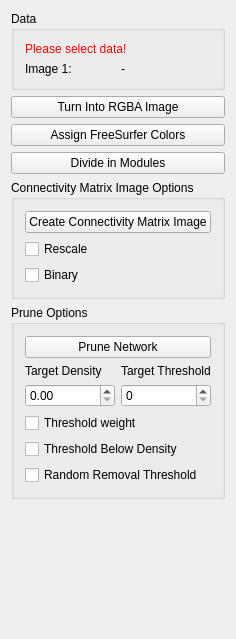
First picture: the form in Plugins/org.mitk.gui.qt.diffusionimaging.connectomics/src/internal/QmitkConnectomicsNetworkOperationsViewControls.ui, repository MITK/MITK, before the edit.
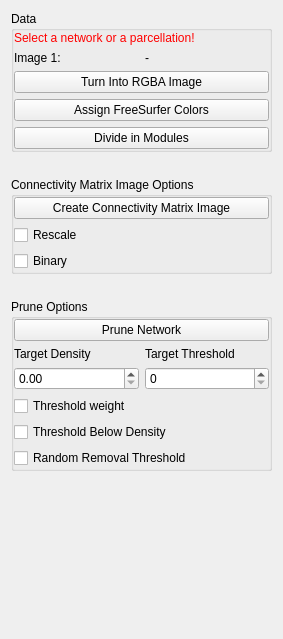
Second picture: the form after the edit.

Commit message: Refactor view layout

```diff
--- a/Plugins/org.mitk.gui.qt.diffusionimaging.connectomics/src/internal/QmitkConnectomicsNetworkOperationsViewControls.ui
+++ b/Plugins/org.mitk.gui.qt.diffusionimaging.connectomics/src/internal/QmitkConnectomicsNetworkOperationsViewControls.ui
@@ -6,7 +6,7 @@
    <rect>
     <x>0</x>
     <y>0</y>
-    <width>227</width>
+    <width>283</width>
     <height>639</height>
    </rect>
   </property>
@@ -19,20 +19,35 @@
   <property name="windowTitle">
    <string>QmitkTemplate</string>
   </property>
-  <layout class="QVBoxLayout" name="verticalLayout">
-   <item>
+  <layout class="QGridLayout" name="gridLayout">
+   <property name="verticalSpacing">
+    <number>25</number>
+   </property>
+   <item row="0" column="0">
     <widget class="QGroupBox" name="inputDataGroupBox">
      <property name="title">
       <string>Data</string>
      </property>
      <layout class="QVBoxLayout" name="verticalLayout_4">
+      <property name="leftMargin">
+       <number>0</number>
+      </property>
+      <property name="topMargin">
+       <number>0</number>
+      </property>
+      <property name="rightMargin">
+       <number>0</number>
+      </property>
+      <property name="bottomMargin">
+       <number>0</number>
+      </property>
       <item>
        <widget class="QLabel" name="lblWarning">
         <property name="styleSheet">
          <string notr="true">QLabel { color: rgb(255, 0, 0) }</string>
         </property>
         <property name="text">
-         <string>Please select data!</string>
+         <string>Select a network or a parcellation!</string>
         </property>
        </widget>
       </item>
@@ -54,9 +69,6 @@
         </item>
        </layout>
       </item>
-     </layout>
-    </widget>
-   </item>
    <item>
     <widget class="QPushButton" name="convertToRGBAImagePushButton">
      <property name="toolTip">
@@ -81,20 +93,35 @@
      </property>
     </widget>
    </item>
-   <item>
+     </layout>
+    </widget>
+   </item>
+   <item row="4" column="0">
     <widget class="QGroupBox" name="connectivityMatrixImageGroupBox">
      <property name="title">
       <string>Connectivity Matrix Image Options</string>
      </property>
-     <layout class="QVBoxLayout" name="verticalLayout_6">
-      <item>
+     <layout class="QGridLayout" name="gridLayout_2">
+      <property name="leftMargin">
+       <number>0</number>
+      </property>
+      <property name="topMargin">
+       <number>0</number>
+      </property>
+      <property name="rightMargin">
+       <number>0</number>
+      </property>
+      <property name="bottomMargin">
+       <number>0</number>
+      </property>
+      <item row="0" column="0">
        <widget class="QPushButton" name="createConnectivityMatrixImagePushButton">
         <property name="text">
          <string>Create Connectivity Matrix Image</string>
         </property>
        </widget>
       </item>
-      <item>
+      <item row="1" column="0">
        <layout class="QHBoxLayout" name="horizontalLayout_7">
         <item>
          <widget class="QCheckBox" name="rescaleCheckBox">
@@ -105,7 +132,7 @@
         </item>
        </layout>
       </item>
-      <item>
+      <item row="2" column="0">
        <layout class="QHBoxLayout" name="horizontalLayout_6">
         <item>
          <widget class="QCheckBox" name="binaryCheckBox">
@@ -119,20 +146,32 @@
      </layout>
     </widget>
    </item>
-   <item>
+   <item row="5" column="0">
     <widget class="QGroupBox" name="pruneOptionsGroupBox">
      <property name="title">
       <string>Prune Options</string>
      </property>
-     <layout class="QVBoxLayout" name="verticalLayout_5">
-      <item>
+     <layout class="QGridLayout" name="gridLayout_3">
+      <property name="leftMargin">
+       <number>0</number>
+      </property>
+      <property name="topMargin">
+       <number>0</number>
+      </property>
+      <property name="rightMargin">
+       <number>0</number>
+      </property>
+      <property name="bottomMargin">
+       <number>0</number>
+      </property>
+      <item row="0" column="0">
        <widget class="QPushButton" name="prunePushButton">
         <property name="text">
          <string>Prune Network</string>
         </property>
        </widget>
       </item>
-      <item>
+      <item row="1" column="0">
        <layout class="QHBoxLayout" name="horizontalLayout_4">
         <item>
          <layout class="QVBoxLayout" name="verticalLayout_2">
@@ -171,7 +210,7 @@
         </item>
        </layout>
       </item>
-      <item>
+      <item row="2" column="0">
        <layout class="QHBoxLayout" name="horizontalLayout_5">
         <item>
          <widget class="QCheckBox" name="thresholdBasedThresholdingCheckBox">
@@ -185,7 +224,7 @@
         </item>
        </layout>
       </item>
-      <item>
+      <item row="3" column="0">
        <layout class="QHBoxLayout" name="horizontalLayout">
         <item>
          <widget class="QCheckBox" name="largestDensityLowerThanCheckBox">
@@ -199,7 +238,7 @@
         </item>
        </layout>
       </item>
-      <item>
+      <item row="4" column="0">
        <layout class="QHBoxLayout" name="horizontalLayout_2">
         <item>
          <widget class="QCheckBox" name="RandomRemovalThresholdingCheckBox">
@@ -216,7 +255,7 @@
      </layout>
     </widget>
    </item>
-   <item>
+   <item row="6" column="0">
     <spacer name="verticalSpacer_2">
      <property name="orientation">
       <enum>Qt::Vertical</enum>
```
Lines whose indentation alone changed are shown as unchanged. The commit also changes 94 other files.
